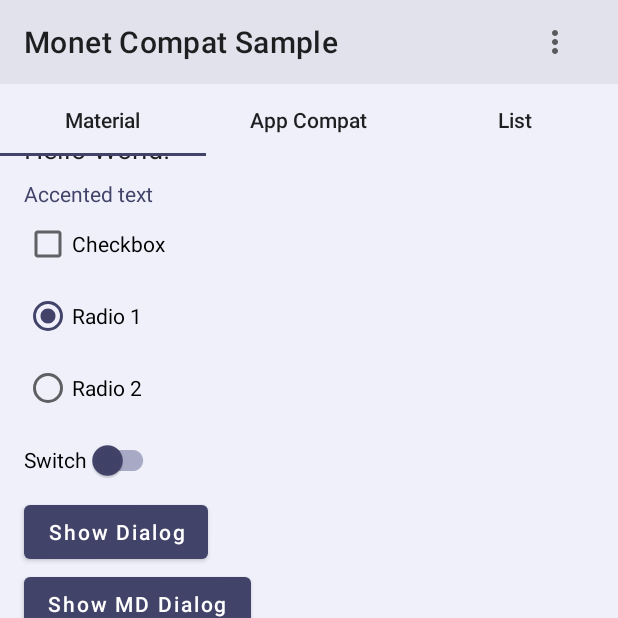
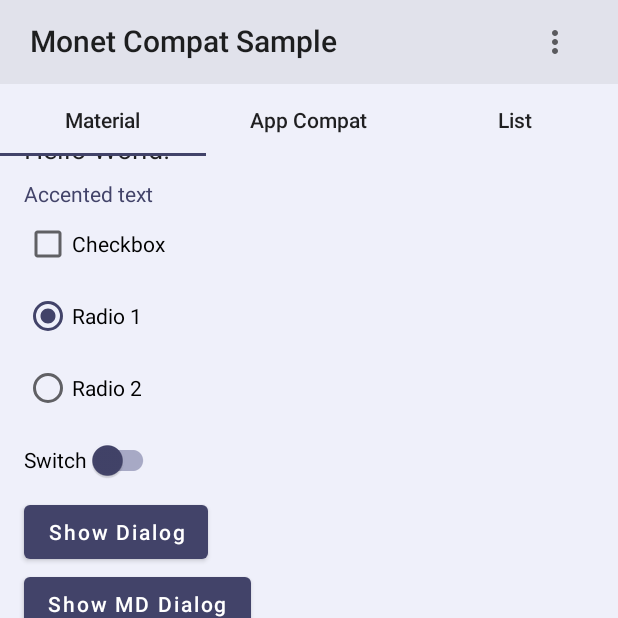
Before and after one commit to KieronQuinn/MonetCompat, an Android app: the screen it shows after launch (MainActivity), on a phone screen of 412 x 824 dp, the top half of it. Run offline under Robolectric (Android 15) with nearby library versions, the phone set to English and light mode, and no system bars; libraries missing offline, so code that uses them is left out: androidx.palette.graphics, com.afollestad.materialdialogs; 9 statements that could not run were skipped.

Commit message:
Remove MonetCollapsingToolbar and MonetAppBarLayout
Turns out these weren't needed as they were reinventing the wheel

```diff
--- a/library/src/main/java/com/kieronquinn/monetcompat/view/MonetAppBarLayout.kt
+++ /dev/null
@@ -1,389 +0,0 @@
-package com.kieronquinn.monetcompat.view
-
-import android.animation.Animator
-import android.animation.ValueAnimator
-import android.content.Context
-import android.content.res.TypedArray
-import android.graphics.Color
-import android.graphics.Typeface
-import android.graphics.drawable.ColorDrawable
-import android.util.AttributeSet
-import android.util.Log
-import android.util.TypedValue
-import android.widget.TextView
-import androidx.annotation.ColorInt
-import androidx.annotation.StyleableRes
-import androidx.appcompat.widget.Toolbar
-import androidx.core.content.res.ResourcesCompat
-import androidx.core.view.children
-import com.google.android.material.appbar.AppBarLayout
-import com.google.android.material.appbar.AppBarLayout.OnOffsetChangedListener
-import com.google.android.material.appbar.CollapsingToolbarLayout
-import com.google.android.material.internal.CollapsingTextHelper
-import com.kieronquinn.monetcompat.R
-import com.kieronquinn.monetcompat.core.MonetCompat
-import com.kieronquinn.monetcompat.extensions.getColorWithAlpha
-import com.kieronquinn.monetcompat.extensions.getTextColorPrimary
-import com.kieronquinn.monetcompat.interfaces.MonetColorsChangedListener
-import dev.kdrag0n.monet.theme.DynamicColorScheme
-
-/**
- *  An AppBarLayout that is designed to look like the one in Android 12's Settings app.
- *
- *  It uses a custom title animation, fading between the [Toolbar] title and [CollapsingToolbarLayout]
- *  title when collapsed/expanded, and shows Monet's [MonetCompat.getBackgroundColorSecondary] on
- *  the [Toolbar] background when not expanded.
- *
- *  In XML, you should declare `app:toolbarId="<your toolbar ID>"`, of the child toolbar of this view
- *  You should also have a [MonetCollapsingToolbar] as a direct child to this view, if you want
- *  the large title to not move on the x-axis, or you may use a normal [CollapsingToolbarLayout]
- *  if you wish instead.
- *
- *  In code, you can set [toolbar] instead of declaring an ID.
- *
- *  To disable elevation on this view, set `app:elevation="0dp"` in your XML
- */
-open class MonetAppBarLayout: AppBarLayout, MonetColorsChangedListener {
-
-    private val monet by lazy {
-        MonetCompat.getInstance()
-    }
-
-    /**
-     *  When true, [MonetAppBarLayout] will automatically attach to the current [MonetCompat] instance
-     *  and listen for color changes. If you set this to false, manually call [onMonetColorsChanged]
-     *  when Monet updates
-     */
-    var attachToInstance = true
-
-    /**
-     *  The AppBarLayout's child toolbar. Setting this will override any IDs passed via
-     *  [R.styleable.MonetAppBarLayout_toolbarId]
-     *  Either a toolbar ID set in XML or setting this field is required, or it will crash.
-     */
-    var toolbar: Toolbar? = null
-        get() {
-            return if(field != null) field
-            else referencedToolbar
-        }
-        set(value) {
-            field = value
-            //Update the title font
-            toolbar?.setTitleTypeface(typeface)
-        }
-
-    private val _toolbar
-        get() = toolbar!!
-
-    private var toolbarId: Int? = null
-
-    /**
-     *  Finds the toolbar for a passed toolbar ID, if available. Only used if [toolbar] is null.
-     */
-    private val referencedToolbar by lazy {
-        toolbarId?.let {
-            val toolbar = findViewById<Toolbar>(it)
-                ?: throw MonetAppBarToolbarNotFoundException(it, resources.getResourceName(it))
-            toolbar.setTitleTypeface(typeface)
-            toolbar
-        } ?: run {
-            throw MonetAppBarToolbarReferenceException()
-        }
-    }
-
-    /**
-     *  Finds the [CollapsingToolbarLayout] child of this View
-     */
-    private val collapsingToolbar by lazy {
-        children.firstOrNull { it is CollapsingToolbarLayout } as? CollapsingToolbarLayout
-            ?: throw MonetAppBarCollapsingToolbarNotFoundException()
-    }
-
-    /**
-     *  Gets the default [Toolbar] height via [android.R.attr.actionBarSize]. Only used if a custom
-     *  height isn't passed via XML ([R.styleable.MonetAppBarLayout_toolbarHeight]) or set in code
-     *  ([toolbarHeight])
-     */
-    private val defaultToolbarHeight by lazy {
-        val typedValue = TypedValue()
-        if (context.theme.resolveAttribute(android.R.attr.actionBarSize, typedValue, true)) {
-            TypedValue.complexToDimensionPixelSize(typedValue.data, resources.displayMetrics).toFloat()
-        }else 0f
-    }
-
-    /**
-     *  The **raw** height of the child [Toolbar] which will be used to detect the point at which to
-     *  switch title style. This should **not** include insets.
-     */
-    var toolbarHeight: Float = defaultToolbarHeight
-
-    /**
-     *  Whether the AppBar is collapsed
-     */
-    var isCollapsed: Boolean = false
-
-    /**
-     *  The [Typeface] to use for the collapsed [Toolbar]
-     */
-    var typeface: Typeface = Typeface.create("sans-serif-medium", Typeface.NORMAL)
-        set(value) {
-            field = value
-            post {
-                toolbar?.setTitleTypeface(typeface)
-            }
-        }
-
-    /**
-     *  The [Typeface] to use for the expanded [CollapsingToolbarLayout]
-     */
-    var typefaceExpanded = Typeface.DEFAULT
-        set(value) {
-            field = value
-            post {
-                collapsingToolbar.setExpandedTitleTypeface(field)
-                collapsingToolbar.setCollapsedTitleTypeface(field)
-            }
-        }
-
-    private val largeTitlePaddingStartDefault by lazy {
-        resources.getDimension(R.dimen.monet_collapsing_toolbar_padding_start_default)
-    }
-
-    var largeTitlePaddingStart: Float? = null
-        get() {
-            return field ?: largeTitlePaddingStartDefault
-        }
-
-    /**
-     *  Text color for the title
-     */
-    private val textColorPrimary = context.getTextColorPrimary()
-
-    constructor(context: Context): super(context, null)
-
-    constructor(context: Context, attributeSet: AttributeSet?) : super(context, attributeSet, R.attr.appBarLayoutStyle) {
-        readAttributes(attributeSet)
-    }
-
-    constructor(context: Context, attributeSet: AttributeSet?, styleResId: Int): super(context, attributeSet, styleResId){
-        readAttributes(attributeSet)
-    }
-
-    private fun readAttributes(attributeSet: AttributeSet?){
-        if(attributeSet == null) return
-        val typedArray = context.obtainStyledAttributes(attributeSet, R.styleable.MonetAppBarLayout)
-        attachToInstance = typedArray.getBoolean(R.styleable.MonetAppBarLayout_attachToInstance, true)
-        toolbarId = typedArray.getResourceIdOrNull(R.styleable.MonetAppBarLayout_toolbarId)
-        toolbarHeight = typedArray.getDimension(R.styleable.MonetAppBarLayout_toolbarHeight, defaultToolbarHeight)
-        largeTitlePaddingStart = typedArray.getDimension(R.styleable.MonetAppBarLayout_largeTitlePaddingStart, largeTitlePaddingStart!!)
-        typedArray.getResourceIdOrNull(R.styleable.MonetAppBarLayout_typeface)?.let {
-            typeface = ResourcesCompat.getFont(context, it) ?: typeface
-        } ?: run {
-            typedArray.getString(R.styleable.MonetAppBarLayout_typeface)?.let {
-                typeface = Typeface.create(it, Typeface.NORMAL)
-            }
-        }
-        typedArray.getResourceIdOrNull(R.styleable.MonetAppBarLayout_typefaceExpanded)?.let {
-            typefaceExpanded = ResourcesCompat.getFont(context, it) ?: typefaceExpanded
-        } ?: run {
-            typedArray.getString(R.styleable.MonetAppBarLayout_typefaceExpanded)?.let {
-                typefaceExpanded = Typeface.create(it, Typeface.NORMAL)
-            }
-        }
-        typedArray.recycle()
-    }
-
-    /**
-     *  The target height for switching title is calculated by taking the total height of
-     *  the collapsing toolbar, and taking the full toolbar height (inc. padding) off it,
-     *  then additionally subtracting the raw toolbar height to account for the overlap.
-     */
-    private val targetCollapseHeight by lazy {
-        collapsingToolbar.measuredHeight - _toolbar.measuredHeight - toolbarHeight
-    }
-
-    /**
-     *  The point at which the toolbar title switches from the collapsing toolbar to the toolbar,
-     *  with fade either way around it.
-     */
-    private val transitionPoint by lazy {
-        toolbarHeight
-    }
-
-    private val offsetListener = OnOffsetChangedListener { appBarLayout, verticalOffset ->
-        val position = targetCollapseHeight + verticalOffset
-        when {
-            position >= transitionPoint -> {
-                //Collapsible toolbar only
-                setCollapsingToolbarTitleColor(1f)
-            }
-            position < transitionPoint && position > 0 -> {
-                //Transitioning collapsing toolbar
-                collapsingToolbar.isTitleEnabled = true
-                setCollapsingToolbarTitleColor(position / toolbarHeight)
-            }
-            position < transitionPoint && position <= 0 -> {
-                //Transitioning toolbar
-                collapsingToolbar.isTitleEnabled = false
-                setToolbarTitleColor((-position) / toolbarHeight)
-            }
-        }
-        //Show the toolbar background if the collapsing toolbar is anything but fully expanded
-        setToolbarBackgroundState(verticalOffset != 0)
-    }
-
-    /**
-     *  Sets the alpha of the [CollapsingToolbarLayout]'s titles by setting their color alpha
-     *  channel
-     */
-    private fun setCollapsingToolbarTitleColor(collapsingToolbarAlpha: Float){
-        val collapsingToolbarTextColor = getColorWithAlpha(textColorPrimary, collapsingToolbarAlpha)
-        collapsingToolbar.setExpandedTitleColor(collapsingToolbarTextColor)
-        collapsingToolbar.setCollapsedTitleTextColor(collapsingToolbarTextColor)
-    }
-
-    /**
-     *  Sets the alpha of the [Toolbar]'s title by setting their color alph channel
-     */
-    private fun setToolbarTitleColor(toolbarTitleAlpha: Float){
-        val textColor = getColorWithAlpha(textColorPrimary, toolbarTitleAlpha)
-        toolbar?.setTitleTextColor(textColor)
-    }
-
-    private var isToolbarBackgroundVisible = false
-    /**
-     *  Shows/hides the child [Toolbar]'s background, it should only be hidden when the
-     *  [CollapsingToolbarLayout] is fully expanded.
-     *  @param force Ignore the global [isToolbarBackgroundVisible] (to update the color)
-     */
-    private fun setToolbarBackgroundState(visible: Boolean, force: Boolean = false){
-        if((visible == isToolbarBackgroundVisible && !force) || isInEditMode) return
-        isToolbarBackgroundVisible = visible
-        if(visible) {
-            setToolbarBackgroundColor(monet.getBackgroundColorSecondary(context) ?: monet.getBackgroundColor(context))
-        }else{
-            setToolbarBackgroundColor(monet.getBackgroundColor(context))
-        }
-    }
-
-    override fun onAttachedToWindow() {
-        super.onAttachedToWindow()
-        if(attachToInstance && !isInEditMode) {
-            monet.addMonetColorsChangedListener(this, true)
-        }
-        addOnOffsetChangedListener(offsetListener)
-        if(!isInEditMode) {
-            setupCollapsingToolbar()
-        }
-    }
-
-    override fun onDetachedFromWindow() {
-        super.onDetachedFromWindow()
-        monet.removeMonetColorsChangedListener(this)
-        removeOnOffsetChangedListener(offsetListener)
-    }
-
-    /**
-     *  Applies the Large Title text style to the collapsing toolbar's expanded **and** collapsed
-     *  states, effectively disabling the collapse animation
-     */
-    private fun setupCollapsingToolbar(){
-        collapsingToolbar.apply {
-            setExpandedTitleTextAppearance(R.style.CollapsingToolbarTextLargeTitle)
-            setCollapsedTitleTextAppearance(R.style.CollapsingToolbarTextLargeTitle)
-            setExpandedTitleTypeface(typefaceExpanded)
-            setCollapsedTitleTypeface(typefaceExpanded)
-            (this as? MonetCollapsingToolbar)?.largeTitlePaddingStart = this@MonetAppBarLayout.largeTitlePaddingStart
-        }
-    }
-
-    override fun onMonetColorsChanged(
-        monet: MonetCompat,
-        monetColors: DynamicColorScheme,
-        isInitialChange: Boolean
-    ) {
-        //Update toolbar background by re-calling state change and forcing it to take effect
-        setToolbarBackgroundState(isToolbarBackgroundVisible, true)
-        //Set the main background color
-        setBackgroundColor(monet.getBackgroundColor(context))
-    }
-
-    private var colorAnimation: ValueAnimator? = null
-    /**
-     *  Animates the toolbar's background color to a given [color]. If the current background
-     *  does not conform to [ColorDrawable], no animation will be run and the [color] will be set
-     *  immediately.
-     */
-    private fun setToolbarBackgroundColor(@ColorInt color: Int) = _toolbar.apply {
-        colorAnimation?.cancel()
-        val currentColor = (background as? ColorDrawable)?.color ?: run {
-            //No current background, run without animation
-            setBackgroundColor(color)
-            return@apply
-        }
-        colorAnimation = ValueAnimator.ofArgb(currentColor, color).apply {
-            duration = 250L
-            addUpdateListener {
-                setBackgroundColor(it.animatedValue as Int)
-            }
-            start()
-        }
-    }
-
-    private var toolbarTitleColorAnimation: ValueAnimator? = null
-    /**
-     *  Animates a [Toolbar]'s title text color from a given [previousColor] to a required [color].
-     *  @param doOnFinish Block to run on [ValueAnimator]'s
-     *  [Animator.AnimatorListener.onAnimationEnd]
-     */
-    private fun Toolbar.setToolbarTitleColor(@ColorInt previousColor: Int, @ColorInt color: Int, doOnFinish: (() -> Any?)? = null) {
-        toolbarTitleColorAnimation?.cancel()
-        toolbarTitleColorAnimation = ValueAnimator.ofArgb(previousColor, color).apply {
-            duration = 150L
-            addUpdateListener {
-                setTitleTextColor(it.animatedValue as Int)
-            }
-            invokeOnComplete(doOnFinish)
-            start()
-        }
-    }
-
-    /**
-     *  Helper function to run [block] in the [Animator]'s [Animator.AnimatorListener.onAnimationEnd]
-     */
-    private fun Animator.invokeOnComplete(block: (() -> Any?)?){
-        addListener(object: Animator.AnimatorListener {
-            override fun onAnimationStart(animation: Animator?) {
-            }
-
-            override fun onAnimationEnd(animation: Animator?) {
-                block?.invoke()
-            }
-
-            override fun onAnimationCancel(animation: Animator?) {
-            }
-
-            override fun onAnimationRepeat(animation: Animator?) {
-            }
-
-        })
-    }
-
-    private fun TypedArray.getResourceIdOrNull(@StyleableRes index: Int): Int? {
-        val value = getResourceId(index, 0)
-        return if (value == 0) null
-        else value
-    }
-
-    private fun Toolbar.setTitleTypeface(typeface: Typeface){
-        (getChildAt(0) as? TextView)?.run {
-            setTypeface(typeface)
-        }
-    }
-
-    private class MonetAppBarToolbarReferenceException: Exception("You must declare app:toolbarId for MonetAppBarLayout to point to your toolbar, or set MonetAppBarLayout.toolbar")
-    private class MonetAppBarToolbarNotFoundException(resourceId: Int, resourceName: String): Exception("Toolbar $resourceName (ID $resourceId) not found as a child of this MonetAppBarLayout")
-    private class MonetAppBarCollapsingToolbarNotFoundException: Exception("No CollapsingToolbarLayout found as child of MonetAppBarLayout")
-
-
-}
--- a/library/src/main/java/com/kieronquinn/monetcompat/view/MonetCollapsingToolbar.kt
+++ /dev/null
@@ -1,65 +0,0 @@
-package com.kieronquinn.monetcompat.view
-
-import android.content.Context
-import android.graphics.Canvas
-import android.util.AttributeSet
-import com.google.android.material.appbar.CollapsingToolbarLayout
-import com.google.android.material.internal.CollapsingTextHelper
-import com.kieronquinn.monetcompat.R
-
-/**
- *  (Optional - you can use a normal [CollapsingToolbarLayout] if you  don't want the x override)
- *  A [CollapsingToolbarLayout] with the [CollapsingTextHelper.currentDrawX] value always set to
- *  a static value (defaults to 16dp), which means the large title does not animate on the X-axis.
- *  Override the static value by setting [MonetAppBarLayout.largeTitlePaddingStart] in XML or code.
- */
-class MonetCollapsingToolbar : CollapsingToolbarLayout {
-
-    constructor(context: Context) : super(context, null)
-
-    constructor(context: Context, attributeSet: AttributeSet?) : super(
-        context,
-        attributeSet,
-        R.attr.collapsingToolbarLayoutStyle
-    )
-
-    constructor(context: Context, attributeSet: AttributeSet?, styleResId: Int) : super(
-        context,
-        attributeSet,
-        styleResId
-    )
-
-    private val collapsingTextHelper by lazy {
-        CollapsingToolbarLayout::class.java
-            .getDeclaredField("collapsingTextHelper").apply {
-                isAccessible = true
-            }.get(this) as CollapsingTextHelper
-    }
-
-    private val currentDrawXField by lazy {
-        CollapsingTextHelper::class.java
-            .getDeclaredField("currentDrawX").apply {
-                isAccessible = true
-            }
-    }
-
-    private val largeTitlePaddingStartDefault by lazy {
-        resources.getDimension(R.dimen.monet_collapsing_toolbar_padding_start_default)
-    }
-
-    internal var largeTitlePaddingStart: Float? = null
-        get() {
-            return field ?: largeTitlePaddingStartDefault
-        }
-
-    private var currentDrawX: Float?
-        get() = currentDrawXField.get(collapsingTextHelper) as? Float
-        set(value) = currentDrawXField.set(collapsingTextHelper, value)
-
-    override fun onDraw(canvas: Canvas?) {
-        //Override the collapsingTextHelper x pos
-        currentDrawX = largeTitlePaddingStart
-        super.onDraw(canvas)
-    }
-
-}
--- a/sample/src/main/java/com/kieronquinn/app/monetcompatsample/ui/activities/MainActivity.kt
+++ b/sample/src/main/java/com/kieronquinn/app/monetcompatsample/ui/activities/MainActivity.kt
@@ -25,15 +25,4 @@ class MainActivity : MonetCompatActivity() {
         }
     }
 
-    override fun onMonetColorsChanged(
-        monet: MonetCompat,
-        monetColors: DynamicColorScheme,
-        isInitialChange: Boolean
-    ) {
-        super.onMonetColorsChanged(monet, monetColors, isInitialChange)
-        if(!isInitialChange){
-            recreate()
-        }
-    }
-
 }
--- a/sample/src/main/java/com/kieronquinn/app/monetcompatsample/ui/screens/container/ContainerFragment.kt
+++ b/sample/src/main/java/com/kieronquinn/app/monetcompatsample/ui/screens/container/ContainerFragment.kt
@@ -37,10 +37,6 @@ import kotlin.math.roundToInt
 
 class ContainerFragment: BoundFragment<FragmentContainerBinding>(FragmentContainerBinding::inflate),
     TabLayout.OnTabSelectedListener {
-
-    companion object {
-        private const val KEY_COLLAPSED_STATE = "KEY_COLLAPSED_STATE"
-    }
 
     private val navHostFragment by lazy {
         childFragmentManager.findFragmentById(R.id.nav_host_fragment) as NavHostFragment
@@ -93,7 +89,7 @@ class ContainerFragment: BoundFragment<FragmentContainerBinding>(FragmentContain
         setupNavigation()
         setupTabs()
         setupBottomNavigation()
-        setupAppBar(savedInstanceState?.getBoolean(KEY_COLLAPSED_STATE) ?: false)
+        setupAppBar()
     }
 
     private fun setupNavigation(){
@@ -139,6 +135,7 @@ class ContainerFragment: BoundFragment<FragmentContainerBinding>(FragmentContain
                 text = getString(R.string.bottom_nav_list)
                 id = R.id.tab_list
             })
+            setBackgroundColor(monet.getBackgroundColor(requireContext()))
         }
         lifecycleScope.launchWhenResumed {
             containerSharedViewModel.currentDestination.collect { id ->
@@ -193,7 +190,7 @@ class ContainerFragment: BoundFragment<FragmentContainerBinding>(FragmentContain
         }
     }
 
-    private fun setupAppBar(savedCollapsedState: Boolean){
+    private fun setupAppBar(){
         ViewCompat.setOnApplyWindowInsetsListener(binding.collapsingToolbar){ view, insets ->
             view.updateLayoutParams<AppBarLayout.LayoutParams> {
                 val appBarHeight = view.context.resources.getDimension(R.dimen.app_bar_height)
@@ -217,7 +214,10 @@ class ContainerFragment: BoundFragment<FragmentContainerBinding>(FragmentContain
         binding.toolbar.setOnMenuItemClickListener {
             onMenuItemClicked(it)
         }
-        binding.appBar.setExpanded(!savedCollapsedState)
+        binding.collapsingToolbar.run {
+            setContentScrimColor(monet.getBackgroundColorSecondary(requireContext()) ?: monet.getBackgroundColor(requireContext()))
+            setBackgroundColor(monet.getBackgroundColor(requireContext()))
+        }
         lifecycleScope.launch {
             containerSharedViewModel.scrollToTopBus.collect {
                 if(!isResumed) return@collect
@@ -277,7 +277,6 @@ class ContainerFragment: BoundFragment<FragmentContainerBinding>(FragmentContain
     override fun onSaveInstanceState(outState: Bundle) {
         super.onSaveInstanceState(outState)
         if(!isResumed) return
-        outState.putBoolean(KEY_COLLAPSED_STATE, binding.appBar.isCollapsed)
     }
 
     private fun TabLayout.findTabById(@IdRes id: Int): TabLayout.Tab? {
--- a/sample/src/main/res/layout/fragment_container.xml
+++ b/sample/src/main/res/layout/fragment_container.xml
@@ -7,26 +7,29 @@
     android:id="@+id/root"
     android:theme="@style/Theme.MonetCompat">
 
-    <com.kieronquinn.monetcompat.view.MonetAppBarLayout
+    <com.google.android.material.appbar.AppBarLayout
         android:id="@+id/app_bar"
         android:layout_width="match_parent"
         android:layout_height="wrap_content"
         android:background="@color/toolbar"
-        app:toolbarId="@id/toolbar"
-        android:outlineProvider="none"
-        app:elevation="0dp"
-        app:largeTitlePaddingStart="@dimen/padding_16">
+        app:elevation="0dp">
 
-        <com.kieronquinn.monetcompat.view.MonetCollapsingToolbar
+        <com.google.android.material.appbar.CollapsingToolbarLayout
             android:id="@+id/collapsing_toolbar"
             android:layout_width="match_parent"
             android:layout_height="@dimen/app_bar_height"
-            app:expandedTitleGravity="start|bottom"
-            app:expandedTitleMarginBottom="32dp"
+            app:maxLines="2"
+            app:contentScrim="?attr/colorPrimaryVariant"
+            app:statusBarScrim="@android:color/transparent"
+            app:titleCollapseMode="fade"
+            app:scrimAnimationDuration="50"
+            app:scrimVisibleHeightTrigger="@dimen/toolbar_scrim_visible_height"
+            app:expandedTitleMarginStart="@dimen/toolbar_expanded_title_margin"
+            app:expandedTitleMarginEnd="@dimen/toolbar_expanded_title_margin"
             app:layout_scrollFlags="scroll|exitUntilCollapsed|snap"
             app:title="@string/app_name">
 
-            <androidx.appcompat.widget.Toolbar
+            <com.google.android.material.appbar.MaterialToolbar
                 android:id="@+id/toolbar"
                 android:layout_width="match_parent"
                 android:layout_height="?android:actionBarSize"
@@ -34,7 +37,7 @@
                 app:title="@string/app_name"
                 app:layout_collapseMode="pin"/>
 
-        </com.kieronquinn.monetcompat.view.MonetCollapsingToolbar>
+        </com.google.android.material.appbar.CollapsingToolbarLayout>
 
         <com.google.android.material.tabs.TabLayout
             android:id="@+id/tabs"
@@ -44,7 +47,7 @@
             android:layout_height="wrap_content"
             android:layout_gravity="bottom" />
 
-    </com.kieronquinn.monetcompat.view.MonetAppBarLayout>
+    </com.google.android.material.appbar.AppBarLayout>
 
     <androidx.fragment.app.FragmentContainerView
         android:id="@+id/nav_host_fragment"
--- a/sample/src/main/res/values/dimens.xml
+++ b/sample/src/main/res/values/dimens.xml
@@ -9,4 +9,8 @@
     <dimen name="debug_list_padding">8dp</dimen>
     <dimen name="shared_axis_x_slide_distance">96dp</dimen>
     <dimen name="bottom_sheet_corner_radius">16dp</dimen>
+
+    <dimen name="toolbar_expanded_height">226dp</dimen>
+    <dimen name="toolbar_scrim_visible_height">174dp</dimen>
+    <dimen name="toolbar_expanded_title_margin">24dp</dimen>
 </resources>
```
